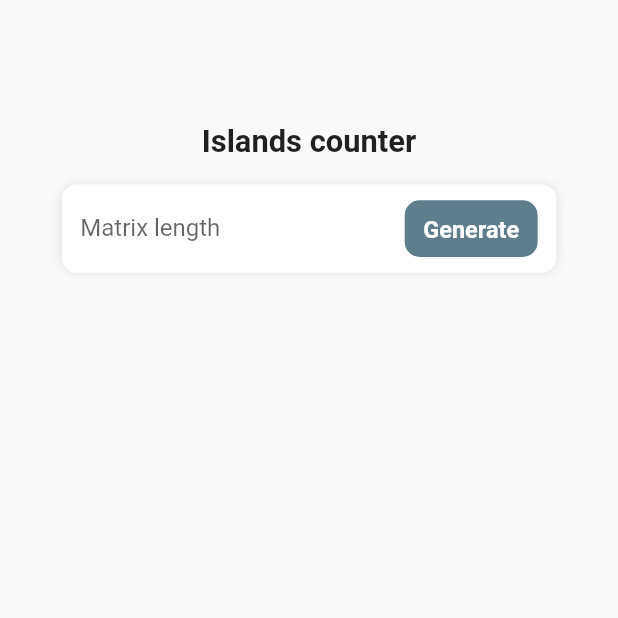
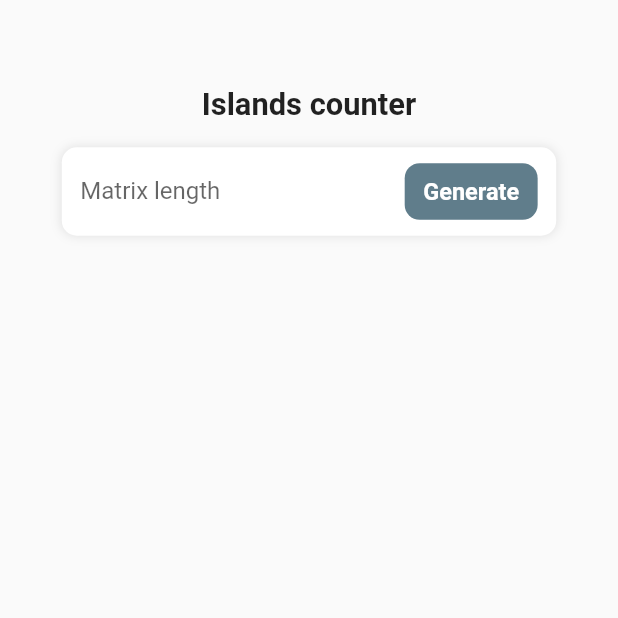
Before and after one commit to DiegollDeveloper/IslandCounter, a Flutter app: the screen it shows after launch, on a phone screen of 412 x 824 dp, the top half of it. Run offline on Flutter 3.47's test engine with Material 2 defaults, Android fonts, the phone set to English and light mode, and no system bars.

Commit message:
Margin settings

```diff
--- a/lib/island_counter.dart
+++ b/lib/island_counter.dart
@@ -60,7 +60,7 @@ class _IslandCounterState extends State<IslandCounter> {
       child: Container(
         width: double.infinity,
         padding: EdgeInsets.only(
-          top: screenHeight * 0.1,
+          top: screenHeight * 0.07,
         ),
         child: Column(
           crossAxisAlignment: CrossAxisAlignment.center,
@@ -187,7 +187,8 @@ class _IslandCounterState extends State<IslandCounter> {
             ),
             (generatedMatrix.isNotEmpty)
                 ? Container(
-                    margin: EdgeInsets.only(top: screenHeight * 0.03),
+                    margin: EdgeInsets.only(
+                        top: screenHeight * 0.03, bottom: screenHeight * 0.05),
                     child: Row(
                       mainAxisAlignment: MainAxisAlignment.spaceAround,
                       children: [
```
